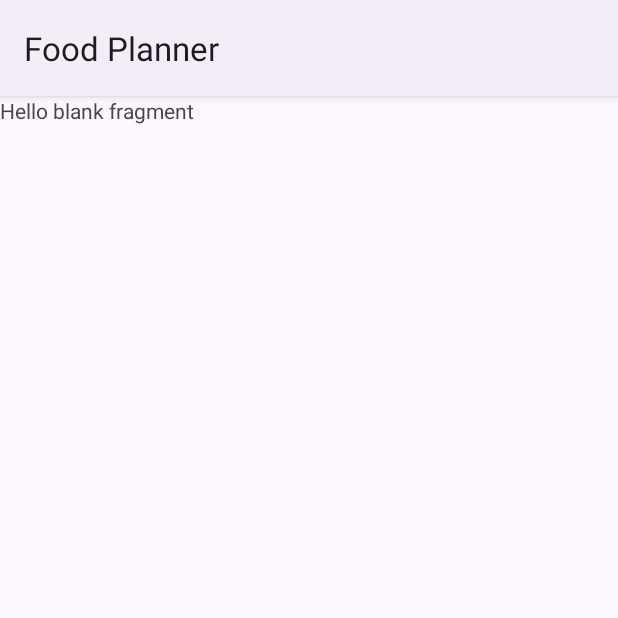
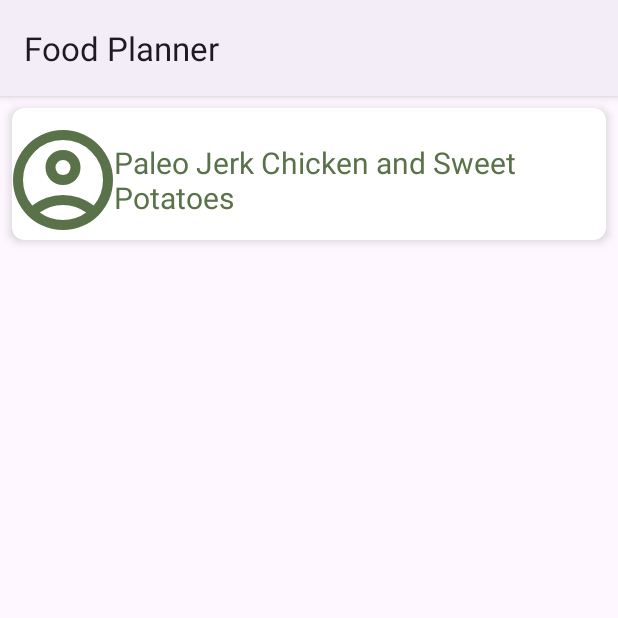
Before and after one commit to sammaralaa/FoodPlannerAndroidJava, an Android app: the fragment SearchCardFragment shown on its own in the app's theme, on a phone screen of 412 x 824 dp, the top half of it. Run offline under Robolectric (Android 15) with nearby library versions, the phone set to English and light mode, and no system bars; our stand-ins replace CircleImageView.

```diff
--- a/app/src/main/java/com/example/androidproject/SearchCardFragment.java
+++ b/app/src/main/java/com/example/androidproject/SearchCardFragment.java
@@ -8,51 +8,20 @@ import android.view.LayoutInflater;
 import android.view.View;
 import android.view.ViewGroup;
 
-/**
- * A simple {@link Fragment} subclass.
- * Use the {@link SearchCardFragment#newInstance} factory method to
- * create an instance of this fragment.
- */
+
 public class SearchCardFragment extends Fragment {
 
-    // TODO: Rename parameter arguments, choose names that match
-    // the fragment initialization parameters, e.g. ARG_ITEM_NUMBER
-    private static final String ARG_PARAM1 = "param1";
-    private static final String ARG_PARAM2 = "param2";
 
-    // TODO: Rename and change types of parameters
-    private String mParam1;
-    private String mParam2;
 
     public SearchCardFragment() {
         // Required empty public constructor
     }
 
-    /**
-     * Use this factory method to create a new instance of
-     * this fragment using the provided parameters.
-     *
-     * @param param1 Parameter 1.
-     * @param param2 Parameter 2.
-     * @return A new instance of fragment SearchCardFragment.
-     */
-    // TODO: Rename and change types and number of parameters
-    public static SearchCardFragment newInstance(String param1, String param2) {
-        SearchCardFragment fragment = new SearchCardFragment();
-        Bundle args = new Bundle();
-        args.putString(ARG_PARAM1, param1);
-        args.putString(ARG_PARAM2, param2);
-        fragment.setArguments(args);
-        return fragment;
-    }
 
     @Override
     public void onCreate(Bundle savedInstanceState) {
         super.onCreate(savedInstanceState);
-        if (getArguments() != null) {
-            mParam1 = getArguments().getString(ARG_PARAM1);
-            mParam2 = getArguments().getString(ARG_PARAM2);
-        }
+
     }
 
     @Override
--- a/app/src/main/res/layout/fragment_favorite.xml
+++ b/app/src/main/res/layout/fragment_favorite.xml
@@ -9,7 +9,7 @@
     <androidx.recyclerview.widget.RecyclerView
         android:id="@+id/FavRecycler"
         android:layout_width="match_parent"
-        android:layout_height="wrap_content"
+        android:layout_height="match_parent"
         app:layout_constraintStart_toStartOf="parent"
         app:layout_constraintEnd_toEndOf="parent"
         app:layout_constraintTop_toTopOf="parent"
--- a/app/src/main/res/layout/fragment_meal_details.xml
+++ b/app/src/main/res/layout/fragment_meal_details.xml
@@ -144,7 +144,7 @@
                 android:layout_width="match_parent"
                 android:layout_height="wrap_content"
                 android:text="Instructions Value"
-                android:textSize="20dp"
+                android:textSize="30dp"
                 android:textColor="@color/lightBlack"
                 android:layout_marginTop="4dp" />
         </LinearLayout>
--- a/app/src/main/res/layout/fragment_search_card.xml
+++ b/app/src/main/res/layout/fragment_search_card.xml
@@ -1,14 +1,45 @@
 <?xml version="1.0" encoding="utf-8"?>
-<FrameLayout xmlns:android="http://schemas.android.com/apk/res/android"
+<androidx.constraintlayout.widget.ConstraintLayout xmlns:android="http://schemas.android.com/apk/res/android"
     xmlns:tools="http://schemas.android.com/tools"
     android:layout_width="match_parent"
     android:layout_height="match_parent"
+    xmlns:app="http://schemas.android.com/apk/res-auto"
     tools:context=".SearchCardFragment">
 
-    <!-- TODO: Update blank fragment layout -->
-    <TextView
+    <androidx.cardview.widget.CardView
+        android:id="@+id/SearchCard"
         android:layout_width="match_parent"
-        android:layout_height="match_parent"
-        android:text="@string/hello_blank_fragment" />
+        android:layout_height="wrap_content"
+        android:layout_margin="8dp"
+        android:clickable="true"
+        app:cardCornerRadius="8dp"
+        app:cardElevation="4dp"
+        app:layout_constraintEnd_toEndOf="parent"
+        app:layout_constraintTop_toTopOf="parent">
+        <LinearLayout
+            android:layout_width="match_parent"
+            android:layout_height="wrap_content"
+            android:layout_marginTop="8dp"
+            android:gravity="center"
+            android:orientation="horizontal">
 
-</FrameLayout>
+            <de.hdodenhof.circleimageview.CircleImageView
+                android:id="@+id/searchMealImg"
+                android:layout_width="80dp"
+                android:layout_height="80dp"
+                android:layout_weight="1"
+                android:src="@drawable/account" />
+            <!-- Meal Name -->
+            <TextView
+                android:id="@+id/searchMealNametxt"
+                android:layout_width="wrap_content"
+                android:layout_height="wrap_content"
+                android:layout_weight="2"
+                android:text="Paleo Jerk Chicken and Sweet Potatoes"
+                android:textColor="@color/green"
+                android:textSize="20dp" />
+
+        </LinearLayout>
+    </androidx.cardview.widget.CardView>
+
+</androidx.constraintlayout.widget.ConstraintLayout>
--- a/app/src/main/res/navigation/home_activity_nav.xml
+++ b/app/src/main/res/navigation/home_activity_nav.xml
@@ -44,7 +44,9 @@
         android:name="com.example.androidproject.view.search.SearchFragment"
         android:label="@string/search"
         tools:layout="@layout/fragment_search" >
-
+        <action
+            android:id="@+id/action_searchFragment_to_mealDetails"
+            app:destination="@id/mealDetails" />
     </fragment>
     <fragment
         android:id="@+id/logOutFragment"
```
Also changed, not shown: app/src/main/java/com/example/androidproject/view/search/SearchAdapter.java (+77 -1 lines), app/src/main/java/com/example/androidproject/view/search/SearchFragment.java (+7 -4 lines).
